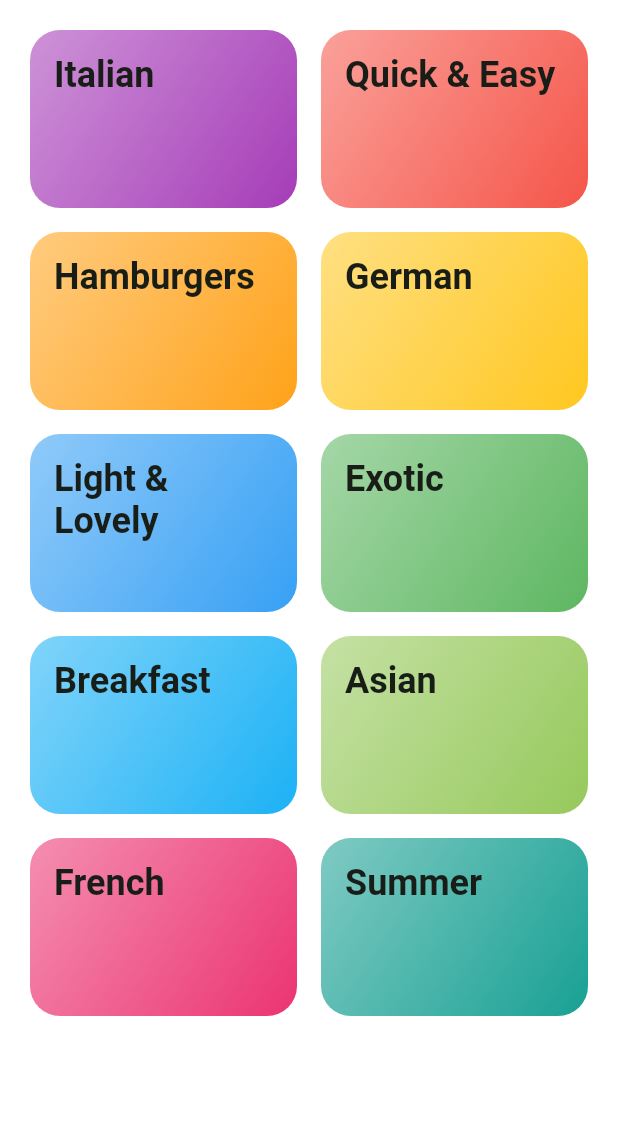
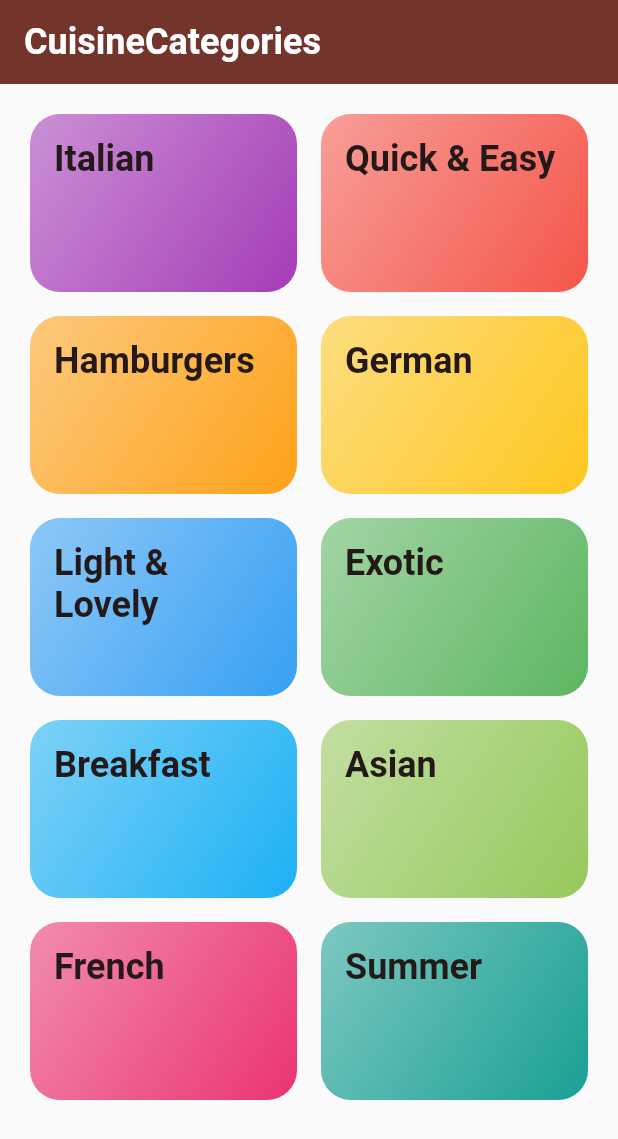
Before and after one commit to adarsh-fr/Meals, a Flutter app: the screen it shows after launch, on a phone screen of 412 x 824 dp. Shown: the top 1139 px of the screen. Run offline on Flutter 3.47's test engine with Material 2 defaults, Android fonts, the phone set to English and light mode, and no system bars; our stand-ins replace google_fonts, transparent_image; missing offline and left inert: enough_platform_widgets.

Commit message:
Adding Formatting

```diff
--- a/lib/screens/categories.dart
+++ b/lib/screens/categories.dart
@@ -28,14 +28,13 @@ class CategoriesScreen extends StatelessWidget {
 
   @override
   Widget build(BuildContext context) {
-    return PlatformScaffold(
-      iosContentPadding: true,
-      iosContentBottomPadding: true,
+    return Scaffold(
 
-      appBar: PlatformAppBar(
+
+      appBar: AppBar(
         //backgroundColor: CupertinoDynamicColor.withBrightness(
             //color: Colors.orangeAccent, darkColor: Colors.blueGrey),
-        title: const Text('Cuisine Categories'),
+        title: const Text('CuisineCategories'),
       ),
       body: GridView(
         padding: const EdgeInsets.all(20),
--- a/lib/screens/meals.dart
+++ b/lib/screens/meals.dart
@@ -54,8 +54,8 @@ class MealsScreen extends StatelessWidget {
       );
     }
 
-    return PlatformScaffold(
-      appBar: PlatformAppBar(
+    return Scaffold(
+      appBar: AppBar(
         title: Text(title),
         //automaticallyImplyLeading: true,
       ),
--- a/lib/widgets/meals_item.dart
+++ b/lib/widgets/meals_item.dart
@@ -72,17 +72,17 @@ class MealItem extends StatelessWidget {
                           label: '${meal.duration} min',
                         ),
                         const SizedBox(
-                          width: 16,
+                          width: 10,
                         ),
                         MealItemTrait(
                           icon: Icons.work,
                           label: complexityText,
                         ),
                         const SizedBox(
-                          width: 16,
+                          width: 10,
                         ),
                         MealItemTrait(
-                          icon: Icons.money,
+                          icon: Icons.currency_exchange,
                           label: affordabilityText,
                         ),
                       ],
```
Also changed, not shown: lib/main.dart (+5 -5 lines).
